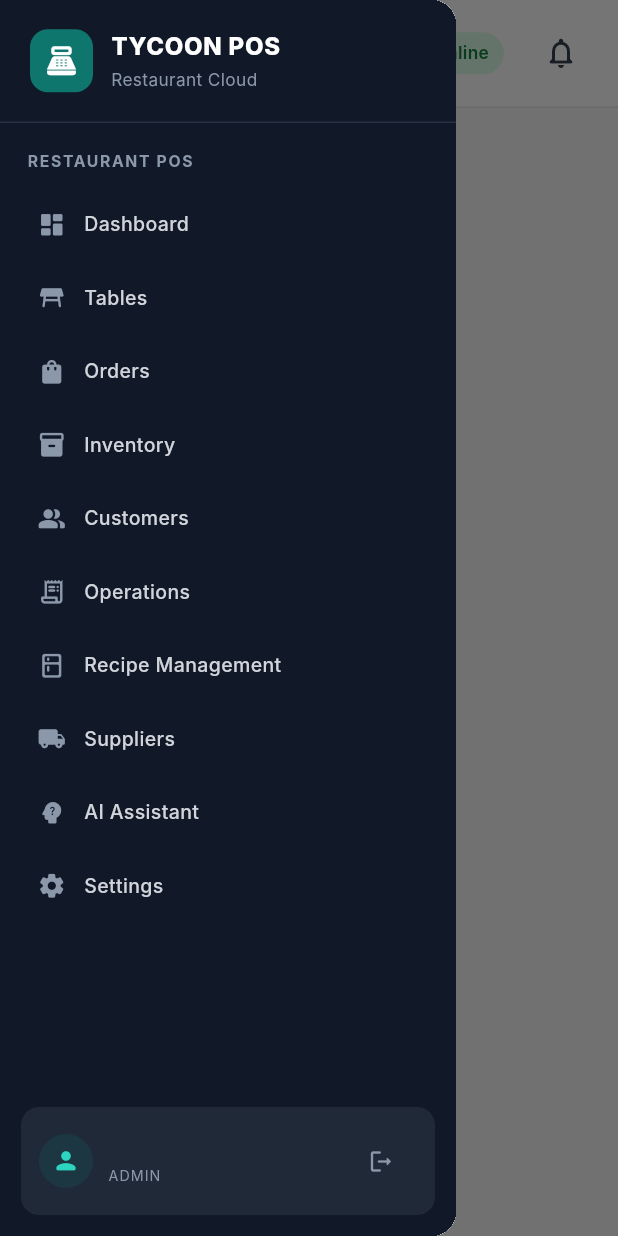
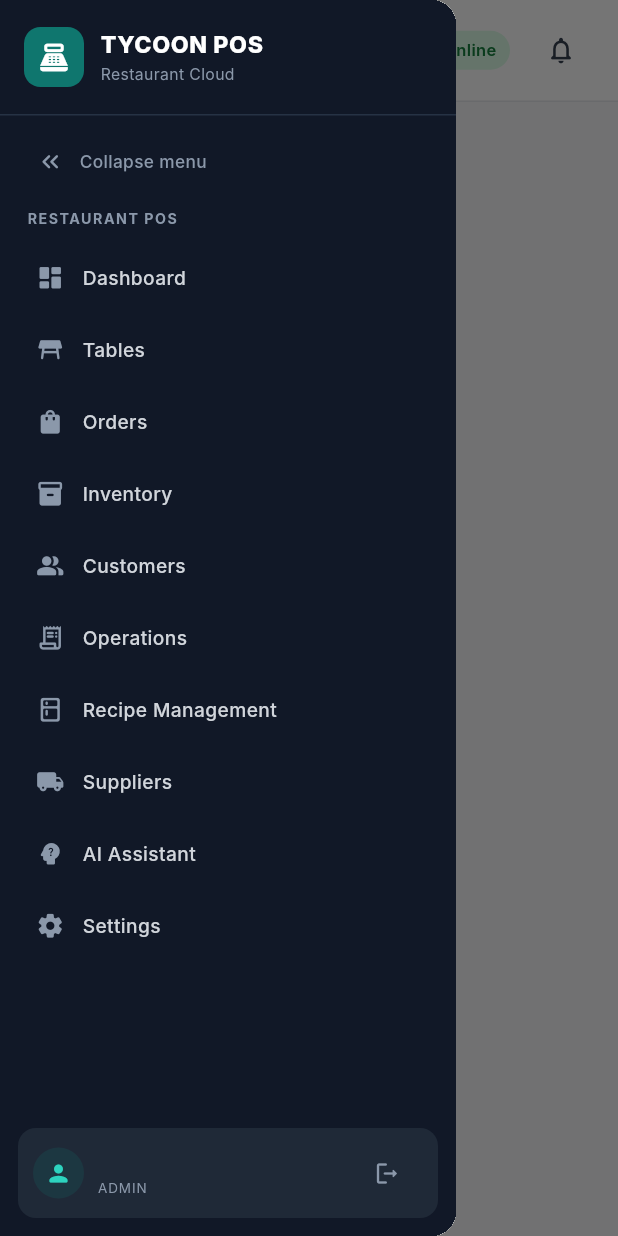
Before and after one commit to tycoontecnologies/POS-AI-Restaurant, a Flutter app: the MainShell screen opened directly with empty values, with the side drawer open, on a phone screen of 412 x 824 dp. Run offline on Flutter 3.47's test engine with Material 3 defaults, Android fonts, the phone set to English and light mode, and no system bars; our stand-ins replace cached_network_image, cloud_firestore, firebase_auth, firebase_core, firebase_storage, go_router and 5 more; missing offline and left inert: dart:html, tutorial_coach_mark, universal_html; accounts and stored records are empty; Roboto replaces fonts that are missing (Inter).

Commit message:
Add collapsible sidebar and streamline POS shell

```diff
--- a/lib/components/layout/main_shell.dart
+++ b/lib/components/layout/main_shell.dart
@@ -8,9 +8,16 @@ import '../../routes/app_router.dart';
 import '../../utils/app_colors.dart';
 import '../../utils/responsive.dart';
 
-class MainShell extends StatelessWidget {
+class MainShell extends StatefulWidget {
   final Widget child;
   const MainShell({super.key, required this.child});
+
+  @override
+  State<MainShell> createState() => _MainShellState();
+}
+
+class _MainShellState extends State<MainShell> {
+  bool _collapsed = false;
 
   @override
   Widget build(BuildContext context) {
@@ -22,18 +29,20 @@ class MainShell extends StatelessWidget {
       body: SafeArea(
         child: Row(
           children: [
-            if (!compact) _SideNavigation(currentLocation: location),
+            if (!compact)
+              _SideNavigation(
+                currentLocation: location,
+                collapsed: _collapsed,
+                onToggle: () => setState(() => _collapsed = !_collapsed),
+              ),
             Expanded(
               child: Column(
                 children: [
                   _TopBar(currentLocation: location, compact: compact),
                   Expanded(
-                    child: Container(
+                    child: ColoredBox(
                       color: AppColors.backgroundLight,
-                      child: AnimatedSwitcher(
-                        duration: const Duration(milliseconds: 180),
-                        child: child,
-                      ),
+                      child: widget.child,
                     ),
                   ),
                 ],
@@ -43,7 +52,14 @@ class MainShell extends StatelessWidget {
         ),
       ),
       drawer: compact
-          ? Drawer(child: _SideNavigation(currentLocation: location, mobile: true))
+          ? Drawer(
+              child: _SideNavigation(
+                currentLocation: location,
+                mobile: true,
+                collapsed: false,
+                onToggle: () => Navigator.of(context).maybePop(),
+              ),
+            )
           : null,
     );
   }
@@ -52,98 +68,236 @@ class MainShell extends StatelessWidget {
 class _SideNavigation extends StatelessWidget {
   final String currentLocation;
   final bool mobile;
-  const _SideNavigation({required this.currentLocation, this.mobile = false});
+  final bool collapsed;
+  final VoidCallback onToggle;
+
+  const _SideNavigation({
+    required this.currentLocation,
+    required this.collapsed,
+    required this.onToggle,
+    this.mobile = false,
+  });
 
   @override
   Widget build(BuildContext context) {
     final auth = context.watch<AuthProvider>();
-    final items = AppRouter.getNavigationItems(auth.currentUser?.role ?? UserRole.admin);
+    final items = AppRouter.getNavigationItems(
+      auth.currentUser?.role ?? UserRole.admin,
+    );
     final restaurant = auth.currentUser?.restaurantName.isNotEmpty == true
         ? auth.currentUser!.restaurantName
         : 'Restaurant POS';
 
-    return Container(
-      width: mobile ? 280 : 252,
+    final width = mobile ? 280.0 : (collapsed ? 78.0 : 248.0);
+
+    return AnimatedContainer(
+      duration: const Duration(milliseconds: 180),
+      curve: Curves.easeOutCubic,
+      width: width,
       color: AppColors.sidebar,
       child: Column(
         children: [
+          SizedBox(
+            height: 76,
+            child: Row(
+              mainAxisAlignment:
+                  collapsed ? MainAxisAlignment.center : MainAxisAlignment.start,
+              children: [
+                if (!collapsed) const SizedBox(width: 16),
                 Container(
-            height: 82,
-            padding: const EdgeInsets.symmetric(horizontal: 20),
-            decoration: const BoxDecoration(
-              border: Border(bottom: BorderSide(color: AppColors.sidebarBorder)),
-            ),
-            child: Row(
-              children: [
-                Container(
-                  width: 42,
-                  height: 42,
+                  width: 40,
+                  height: 40,
                   decoration: BoxDecoration(
                     color: AppColors.primary,
-                    borderRadius: BorderRadius.circular(12),
+                    borderRadius: BorderRadius.circular(11),
                   ),
-                  child: const Icon(Icons.point_of_sale_rounded, color: Colors.white, size: 23),
+                  child: const Icon(
+                    Icons.point_of_sale_rounded,
+                    color: Colors.white,
+                    size: 22,
                   ),
-                const SizedBox(width: 12),
+                ),
+                if (!collapsed) ...[
+                  const SizedBox(width: 11),
                   const Expanded(
                     child: Column(
                       mainAxisAlignment: MainAxisAlignment.center,
                       crossAxisAlignment: CrossAxisAlignment.start,
                       children: [
-                      Text('TYCOON POS', style: TextStyle(color: Colors.white, fontSize: 16, fontWeight: FontWeight.w800, letterSpacing: .5)),
-                      SizedBox(height: 3),
-                      Text('Restaurant Cloud', style: TextStyle(color: AppColors.sidebarMuted, fontSize: 11.5)),
-                    ],
+                        Text(
+                          'TYCOON POS',
+                          style: TextStyle(
+                            color: Colors.white,
+                            fontSize: 15.5,
+                            fontWeight: FontWeight.w800,
+                            letterSpacing: .4,
+                          ),
+                        ),
+                        SizedBox(height: 2),
+                        Text(
+                          'Restaurant Cloud',
+                          style: TextStyle(
+                            color: AppColors.sidebarMuted,
+                            fontSize: 10.5,
                           ),
                         ),
                       ],
                     ),
                   ),
+                ],
+              ],
+            ),
+          ),
+          const Divider(height: 1, color: AppColors.sidebarBorder),
           Padding(
-            padding: const EdgeInsets.fromLTRB(18, 18, 18, 8),
+            padding: EdgeInsets.fromLTRB(
+              collapsed ? 12 : 14,
+              12,
+              collapsed ? 12 : 14,
+              8,
+            ),
+            child: InkWell(
+              onTap: onToggle,
+              borderRadius: BorderRadius.circular(10),
+              child: Container(
+                height: 38,
+                padding: EdgeInsets.symmetric(horizontal: collapsed ? 0 : 10),
+                child: Row(
+                  mainAxisAlignment:
+                      collapsed ? MainAxisAlignment.center : MainAxisAlignment.start,
+                  children: [
+                    Icon(
+                      collapsed
+                          ? Icons.keyboard_double_arrow_right_rounded
+                          : Icons.keyboard_double_arrow_left_rounded,
+                      size: 19,
+                      color: AppColors.sidebarMuted,
+                    ),
+                    if (!collapsed) ...[
+                      const SizedBox(width: 10),
+                      const Text(
+                        'Collapse menu',
+                        style: TextStyle(
+                          color: AppColors.sidebarMuted,
+                          fontSize: 11.5,
+                          fontWeight: FontWeight.w500,
+                        ),
+                      ),
+                    ],
+                  ],
+                ),
+              ),
+            ),
+          ),
+          if (!collapsed)
+            Padding(
+              padding: const EdgeInsets.fromLTRB(18, 4, 18, 8),
               child: Align(
                 alignment: Alignment.centerLeft,
-              child: Text(restaurant.toUpperCase(), maxLines: 1, overflow: TextOverflow.ellipsis,
-                style: const TextStyle(color: AppColors.sidebarMuted, fontSize: 10.5, fontWeight: FontWeight.w700, letterSpacing: 1.1)),
+                child: Text(
+                  restaurant.toUpperCase(),
+                  maxLines: 1,
+                  overflow: TextOverflow.ellipsis,
+                  style: const TextStyle(
+                    color: AppColors.sidebarMuted,
+                    fontSize: 9.5,
+                    fontWeight: FontWeight.w700,
+                    letterSpacing: 1,
+                  ),
+                ),
               ),
             ),
           Expanded(
             child: ListView.builder(
-              padding: const EdgeInsets.symmetric(horizontal: 12, vertical: 4),
+              padding: EdgeInsets.symmetric(
+                horizontal: collapsed ? 10 : 12,
+                vertical: 2,
+              ),
               itemCount: items.length,
               itemBuilder: (context, i) {
                 final item = items[i];
-                final selected = currentLocation == item.route || (item.route != '/' && currentLocation.startsWith(item.route));
-                return _NavItem(item: item, selected: selected, onTap: () => _navigate(context, item));
+                final selected = currentLocation == item.route ||
+                    (item.route != '/' && currentLocation.startsWith(item.route));
+                return _NavItem(
+                  item: item,
+                  selected: selected,
+                  collapsed: collapsed,
+                  onTap: () => _navigate(context, item),
+                );
               },
             ),
           ),
           Padding(
-            padding: const EdgeInsets.all(14),
+            padding: EdgeInsets.all(collapsed ? 10 : 12),
             child: Container(
-              padding: const EdgeInsets.all(12),
-              decoration: BoxDecoration(color: AppColors.sidebarCard, borderRadius: BorderRadius.circular(12)),
-              child: Row(
+              height: collapsed ? 48 : 60,
+              padding: EdgeInsets.symmetric(horizontal: collapsed ? 0 : 10),
+              decoration: BoxDecoration(
+                color: AppColors.sidebarCard,
+                borderRadius: BorderRadius.circular(12),
+              ),
+              child: collapsed
+                  ? Tooltip(
+                      message: auth.currentUser?.name ?? 'Account',
+                      child: IconButton(
+                        tooltip: 'Logout',
+                        icon: const Icon(
+                          Icons.logout_rounded,
+                          color: AppColors.sidebarMuted,
+                          size: 19,
+                        ),
+                        onPressed: () => _confirmLogout(context, auth),
+                      ),
+                    )
+                  : Row(
                       children: [
                         CircleAvatar(
-                    radius: 18,
-                    backgroundColor: AppColors.primary.withOpacity(.18),
-                    child: const Icon(Icons.person_rounded, color: AppColors.primaryLight, size: 19),
+                          radius: 17,
+                          backgroundColor: AppColors.primary.withValues(alpha: .18),
+                          child: const Icon(
+                            Icons.person_rounded,
+                            color: AppColors.primaryLight,
+                            size: 18,
                           ),
-                  const SizedBox(width: 10),
+                        ),
+                        const SizedBox(width: 9),
                         Expanded(
-                    child: Column(crossAxisAlignment: CrossAxisAlignment.start, children: [
-                      Text(auth.currentUser?.name ?? 'Account', maxLines: 1, overflow: TextOverflow.ellipsis,
-                        style: const TextStyle(color: Colors.white, fontSize: 12.5, fontWeight: FontWeight.w600)),
+                          child: Column(
+                            mainAxisAlignment: MainAxisAlignment.center,
+                            crossAxisAlignment: CrossAxisAlignment.start,
+                            children: [
+                              Text(
+                                auth.currentUser?.name ?? 'Account',
+                                maxLines: 1,
+                                overflow: TextOverflow.ellipsis,
+                                style: const TextStyle(
+                                  color: Colors.white,
+                                  fontSize: 12,
+                                  fontWeight: FontWeight.w600,
+                                ),
+                              ),
                               const SizedBox(height: 2),
-                      Text((auth.currentUser?.role.name ?? 'user').toUpperCase(), style: const TextStyle(color: AppColors.sidebarMuted, fontSize: 9.5, letterSpacing: .7)),
-                    ]),
+                              Text(
+                                (auth.currentUser?.role.name ?? 'user')
+                                    .toUpperCase(),
+                                style: const TextStyle(
+                                  color: AppColors.sidebarMuted,
+                                  fontSize: 9,
+                                  letterSpacing: .6,
+                                ),
+                              ),
+                            ],
+                          ),
                         ),
                         IconButton(
                           tooltip: 'Logout',
-                    icon: const Icon(Icons.logout_rounded, color: AppColors.sidebarMuted, size: 18),
+                          icon: const Icon(
+                            Icons.logout_rounded,
+                            color: AppColors.sidebarMuted,
+                            size: 18,
+                          ),
                           onPressed: () => _confirmLogout(context, auth),
-                  )
+                        ),
                       ],
                     ),
             ),
@@ -176,57 +330,81 @@ class _SideNavigation extends StatelessWidget {
         title: const Text('Sign out'),
         content: const Text('Are you sure you want to sign out of Tycoon POS?'),
         actions: [
-          TextButton(onPressed: () => Navigator.pop(dialogContext), child: const Text('Cancel')),
-          FilledButton(onPressed: () async {
+          TextButton(
+            onPressed: () => Navigator.pop(dialogContext),
+            child: const Text('Cancel'),
+          ),
+          FilledButton(
+            onPressed: () async {
               Navigator.pop(dialogContext);
               await auth.signOut();
               if (context.mounted) context.go(AppRouter.login);
-          }, child: const Text('Sign out')),
+            },
+            child: const Text('Sign out'),
+          ),
         ],
       ),
     );
   }
 }
 
-class _NavItem extends StatefulWidget {
+class _NavItem extends StatelessWidget {
   final NavigationItem item;
   final bool selected;
+  final bool collapsed;
   final VoidCallback onTap;
-  const _NavItem({required this.item, required this.selected, required this.onTap});
-  @override State<_NavItem> createState() => _NavItemState();
-}
 
-class _NavItemState extends State<_NavItem> {
-  bool hover = false;
+  const _NavItem({
+    required this.item,
+    required this.selected,
+    required this.collapsed,
+    required this.onTap,
+  });
+
   @override
   Widget build(BuildContext context) {
-    return MouseRegion(
-      onEnter: (_) => setState(() => hover = true),
-      onExit: (_) => setState(() => hover = false),
-      child: Padding(
-        padding: const EdgeInsets.only(bottom: 4),
-        child: Material(
-          color: widget.selected ? AppColors.primary.withOpacity(.16) : hover ? Colors.white.withOpacity(.055) : Colors.transparent,
+    final tile = Material(
+      color: selected
+          ? AppColors.primary.withValues(alpha: .16)
+          : Colors.transparent,
       borderRadius: BorderRadius.circular(10),
       child: InkWell(
+        onTap: onTap,
         borderRadius: BorderRadius.circular(10),
-            onTap: widget.onTap,
         child: Container(
-              height: 45,
-              padding: const EdgeInsets.symmetric(horizontal: 13),
-              decoration: BoxDecoration(
-                borderRadius: BorderRadius.circular(10),
-                border: widget.selected ? const Border(left: BorderSide(color: AppColors.primary, width: 3)) : null,
+          height: 44,
+          padding: EdgeInsets.symmetric(horizontal: collapsed ? 0 : 12),
+          child: Row(
+            mainAxisAlignment:
+                collapsed ? MainAxisAlignment.center : MainAxisAlignment.start,
+            children: [
+              Icon(
+                item.icon,
+                size: 19,
+                color: selected ? AppColors.primaryLight : AppColors.sidebarMuted,
               ),
-              child: Row(children: [
-                Icon(widget.item.icon, size: 19, color: widget.selected ? AppColors.primaryLight : AppColors.sidebarMuted),
+              if (!collapsed) ...[
                 const SizedBox(width: 12),
-                Expanded(child: Text(widget.item.label, style: TextStyle(color: widget.selected ? Colors.white : AppColors.sidebarText, fontSize: 13, fontWeight: widget.selected ? FontWeight.w600 : FontWeight.w500))),
-              ]),
+                Expanded(
+                  child: Text(
+                    item.label,
+                    style: TextStyle(
+                      color: selected ? Colors.white : AppColors.sidebarText,
+                      fontSize: 12.8,
+                      fontWeight: selected ? FontWeight.w600 : FontWeight.w500,
                     ),
                   ),
                 ),
+              ],
+            ],
           ),
+        ),
+      ),
+    );
+
+    return Padding(
+      padding: const EdgeInsets.only(bottom: 4),
+      child: collapsed ? Tooltip(message: item.label, child: tile) : tile,
     );
   }
 }
@@ -240,44 +418,100 @@ class _TopBar extends StatelessWidget {
   Widget build(BuildContext context) {
     final auth = context.watch<AuthProvider>();
     final title = _pageTitle(currentLocation);
+
     return Container(
-      height: 72,
-      padding: EdgeInsets.symmetric(horizontal: compact ? 14 : 26),
-      decoration: const BoxDecoration(color: Colors.white, border: Border(bottom: BorderSide(color: AppColors.outlineLight))),
-      child: Row(children: [
+      height: 68,
+      padding: EdgeInsets.symmetric(horizontal: compact ? 14 : 24),
+      decoration: const BoxDecoration(
+        color: Colors.white,
+        border: Border(bottom: BorderSide(color: AppColors.outlineLight)),
+      ),
+      child: Row(
+        children: [
           if (compact) ...[
-          Builder(builder: (context) => IconButton(icon: const Icon(Icons.menu_rounded), onPressed: () => Scaffold.of(context).openDrawer())),
+            Builder(
+              builder: (context) => IconButton(
+                icon: const Icon(Icons.menu_rounded),
+                onPressed: () => Scaffold.of(context).openDrawer(),
+              ),
+            ),
             const SizedBox(width: 8),
           ],
-        Column(mainAxisAlignment: MainAxisAlignment.center, crossAxisAlignment: CrossAxisAlignment.start, children: [
-          Text(title, style: const TextStyle(color: AppColors.grey900, fontSize: 20, fontWeight: FontWeight.w700)),
-          if (!compact) const Text('Manage restaurant operations', style: TextStyle(color: AppColors.grey500, fontSize: 11.5)),
-        ]),
+          Column(
+            mainAxisAlignment: MainAxisAlignment.center,
+            crossAxisAlignment: CrossAxisAlignment.start,
+            children: [
+              Text(
+                title,
+                style: const TextStyle(
+                  color: AppColors.grey900,
+                  fontSize: 19,
+                  fontWeight: FontWeight.w700,
+                ),
+              ),
+              if (!compact)
+                const Text(
+                  'Restaurant operations',
+                  style: TextStyle(color: AppColors.grey500, fontSize: 10.8),
+                ),
+            ],
+          ),
           const Spacer(),
           Container(
-          padding: const EdgeInsets.symmetric(horizontal: 10, vertical: 6),
-          decoration: BoxDecoration(color: AppColors.successSoft, borderRadius: BorderRadius.circular(20)),
-          child: const Row(children: [
+            padding: const EdgeInsets.symmetric(horizontal: 9, vertical: 5),
+            decoration: BoxDecoration(
+              color: AppColors.successSoft,
+              borderRadius: BorderRadius.circular(20),
+            ),
+            child: const Row(
+              children: [
                 Icon(Icons.circle, size: 7, color: AppColors.success),
                 SizedBox(width: 6),
-            Text('Online', style: TextStyle(color: AppColors.successDark, fontSize: 11.5, fontWeight: FontWeight.w600)),
-          ]),
+                Text(
+                  'Online',
+                  style: TextStyle(
+                    color: AppColors.successDark,
+                    fontSize: 11,
+                    fontWeight: FontWeight.w600,
                   ),
-        const SizedBox(width: 14),
-        IconButton(tooltip: 'Notifications', onPressed: () {}, icon: const Icon(Icons.notifications_none_rounded, color: AppColors.grey700)),
+                ),
+              ],
+            ),
+          ),
+          const SizedBox(width: 10),
+          IconButton(
+            tooltip: 'Notifications',
+            onPressed: () {},
+            icon: const Icon(
+              Icons.notifications_none_rounded,
+              color: AppColors.grey700,
+              size: 21,
+            ),
+          ),
           if (!compact) ...[
-          const SizedBox(width: 8),
-          Container(width: 1, height: 28, color: AppColors.outlineLight),
-          const SizedBox(width: 14),
-          CircleAvatar(radius: 17, backgroundColor: AppColors.primarySoft, child: Text((auth.currentUser?.name ?? 'U').substring(0, 1).toUpperCase(), style: const TextStyle(color: AppColors.primary, fontWeight: FontWeight.w700))),
+            const SizedBox(width: 4),
+            Container(width: 1, height: 26, color: AppColors.outlineLight),
+            const SizedBox(width: 12),
+            CircleAvatar(
+              radius: 16,
+              backgroundColor: AppColors.primarySoft,
+              child: Text(
+                (auth.currentUser?.name ?? 'U').substring(0, 1).toUpperCase(),
+                style: const TextStyle(
+                  color: AppColors.primary,
+                  fontWeight: FontWeight.w700,
+                ),
+              ),
+            ),
           ],
-      ]),
+        ],
+      ),
     );
   }
 
   String _pageTitle(String path) {
     if (path.startsWith('/table-order')) return 'Point of Sale';
-    if (path.startsWith(AppRouter.tables)) return 'Table Management';
+    if (path.startsWith(AppRouter.tables)) return 'Tables';
     if (path.startsWith(AppRouter.products)) return 'Inventory';
     if (path.startsWith(AppRouter.orders)) return 'Orders';
     if (path.startsWith(AppRouter.customers)) return 'Customers';
```
Lines whose indentation alone changed are shown as unchanged.
